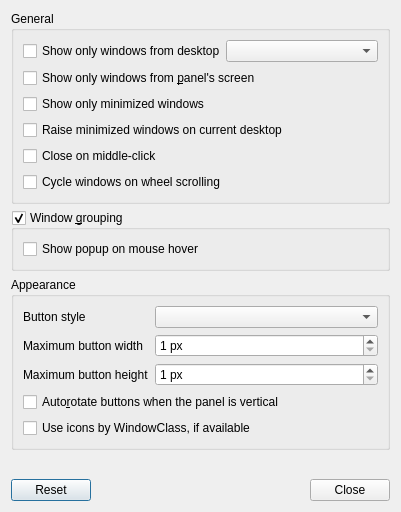
Above: plugin-taskbar/ukuitaskbarconfiguration.ui from explorer-cs/ukui-panel before the change. Below: the same form after it.
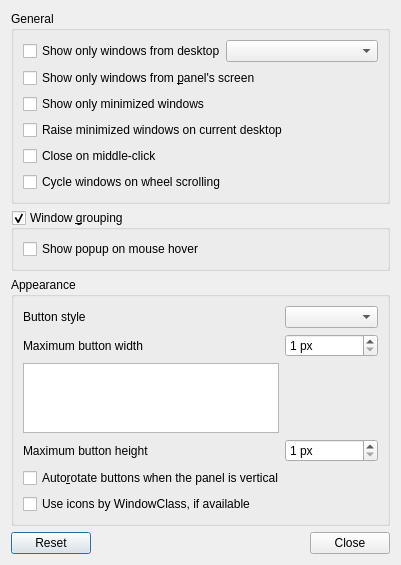
That is the form after the change.

Patch:
```diff
--- a/plugin-taskbar/ukuitaskbarconfiguration.ui
+++ b/plugin-taskbar/ukuitaskbarconfiguration.ui
@@ -151,14 +151,14 @@
         </property>
        </widget>
       </item>
-      <item row="2" column="0">
+      <item row="3" column="0">
        <widget class="QLabel" name="buttonHeightL">
         <property name="text">
          <string>Maximum button height</string>
         </property>
        </widget>
       </item>
-      <item row="2" column="1">
+      <item row="3" column="1">
        <widget class="QSpinBox" name="buttonHeightSB">
         <property name="sizePolicy">
          <sizepolicy hsizetype="Preferred" vsizetype="Fixed">
@@ -177,20 +177,23 @@
         </property>
        </widget>
       </item>
-      <item row="3" column="0" colspan="2">
+      <item row="4" column="0" colspan="2">
        <widget class="QCheckBox" name="autoRotateCB">
         <property name="text">
          <string>Auto&amp;rotate buttons when the panel is vertical</string>
         </property>
        </widget>
       </item>
-      <item row="4" column="0" colspan="2">
+      <item row="5" column="0" colspan="2">
        <widget class="QCheckBox" name="iconByClassCB">
         <property name="text">
          <string>Use icons by WindowClass, if available</string>
         </property>
        </widget>
       </item>
+      <item row="2" column="0">
+       <widget class="QListView" name="listView"/>
+      </item>
      </layout>
     </widget>
    </item>
```
